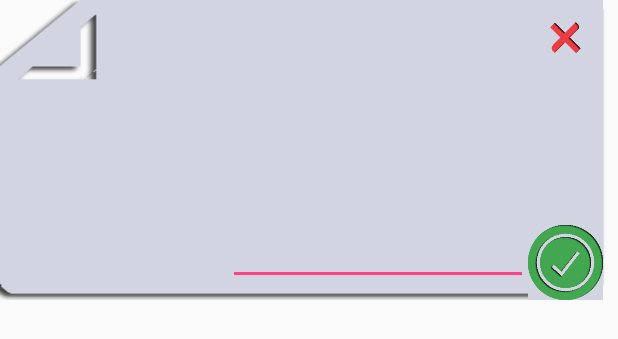
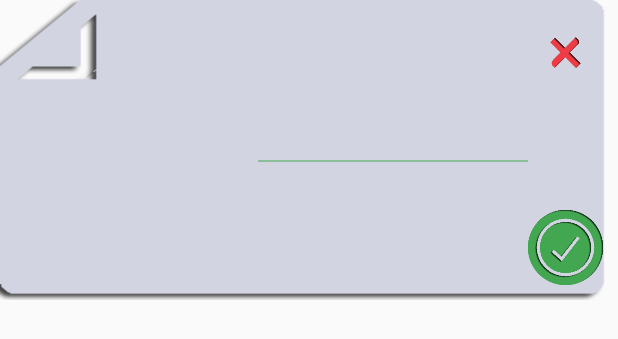
Before and after one commit to Jobless-King/VoiceAlarm, an Android app: the layout dialog_edit_memo.xml on its own in the app's theme, with its tools: preview values and no code run, on a phone screen of 412 x 824 dp. Shown: the top 339 px of the screen. Run offline under Robolectric (Android 15) with nearby library versions, the phone set to English and light mode, and no system bars.

Commit message:
modify layout(editMemoDialog, main)

```diff
--- /dev/null
+++ b/app/src/main/java/com/galaxy/voicealarm/UILinedEditText.java
@@ -0,0 +1,44 @@
+package com.galaxy.voicealarm;
+
+import android.content.Context;
+import android.graphics.Canvas;
+import android.graphics.Color;
+import android.graphics.Paint;
+import android.graphics.Rect;
+import android.util.AttributeSet;
+import android.widget.EditText;
+
+/**
+ * Created by GwanYongKim on 2016-09-30.
+ */
+
+public class UILinedEditText extends EditText {
+    private Rect mRect;
+    private Paint mPaint;
+
+    // we need this constructor for LayoutInflater
+    public UILinedEditText(Context context, AttributeSet attrs) {
+        super(context, attrs);
+
+        mRect = new Rect();
+        mPaint = new Paint();
+        mPaint.setStyle(Paint.Style.STROKE);
+        int color = Color.parseColor("#43A751");
+        mPaint.setColor(color);
+    }
+
+    @Override
+    protected void onDraw(Canvas canvas) {
+        int count = getLineCount();
+        Rect r = mRect;
+        Paint paint = mPaint;
+
+        for (int i = 0; i < count; i++) {
+            int baseline = getLineBounds(i, r);
+
+            canvas.drawLine(r.left, baseline + 1, r.right, baseline + 1, paint);
+        }
+
+        super.onDraw(canvas);
+    }
+}
--- a/app/src/main/res/layout/dialog_edit_memo.xml
+++ b/app/src/main/res/layout/dialog_edit_memo.xml
@@ -1,6 +1,7 @@
 <?xml version="1.0" encoding="utf-8"?>
 <RelativeLayout xmlns:android="http://schemas.android.com/apk/res/android"
     xmlns:tools="http://schemas.android.com/tools"
+    xmlns:app="http://schemas.android.com/apk/res-auto"
     android:id="@+id/activity_edit_memo"
     android:layout_width="match_parent"
     android:layout_height="wrap_content"
@@ -9,14 +10,15 @@
     <RelativeLayout
         android:layout_width="match_parent"
         android:layout_height="200dp"
-        android:paddingRight="10dp"
-        android:background="@drawable/dialog_memo">
-        <EditText
+        android:background="@drawable/dialog_memo"
+        android:padding="10dp">
+        <com.galaxy.voicealarm.UILinedEditText
             android:id="@+id/edit"
-            android:layout_width="200dp"
+            android:background="@null"
+            android:layout_width="180dp"
             android:layout_height="180dp"
+            android:maxLines="3"
             android:layout_marginRight="50dp"
-            android:gravity="top"
             android:layout_alignParentRight="true"
             android:layout_centerVertical="true"/>
             <ImageButton
--- a/app/src/main/res/values/colors.xml
+++ b/app/src/main/res/values/colors.xml
@@ -18,6 +18,8 @@
     <!--<color name="colorPrimary">@color/blue</color>-->
     <!--<color name="colorPrimaryDark">@color/blue</color>-->
 
+    <color name="selected_color">#43A751</color>
+
     <color name="background">#E0E0E0</color>
     <color name="grey">#757575</color>
 </resources>
```
Also changed, not shown: app/src/main/java/com/galaxy/voicealarm/EditMemoDialog.java (+27 -0 lines), app/src/main/java/com/galaxy/voicealarm/MainActivity.java (+10 -2 lines), app/src/main/res/layout/activity_main.xml (+4 -3 lines).
